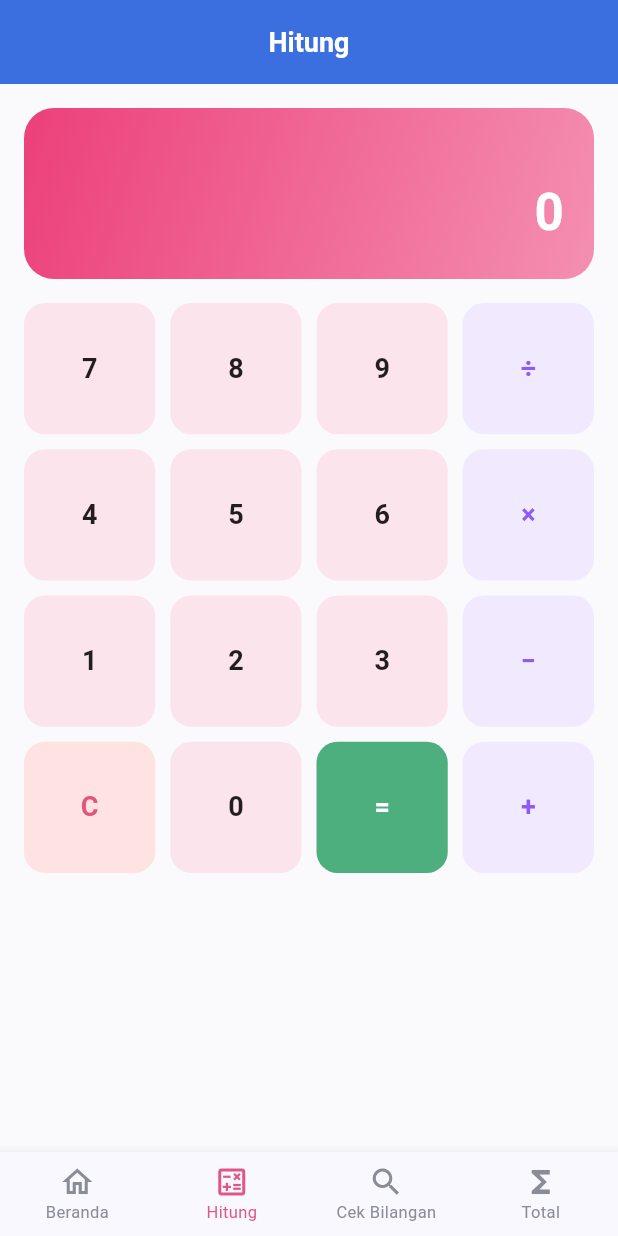
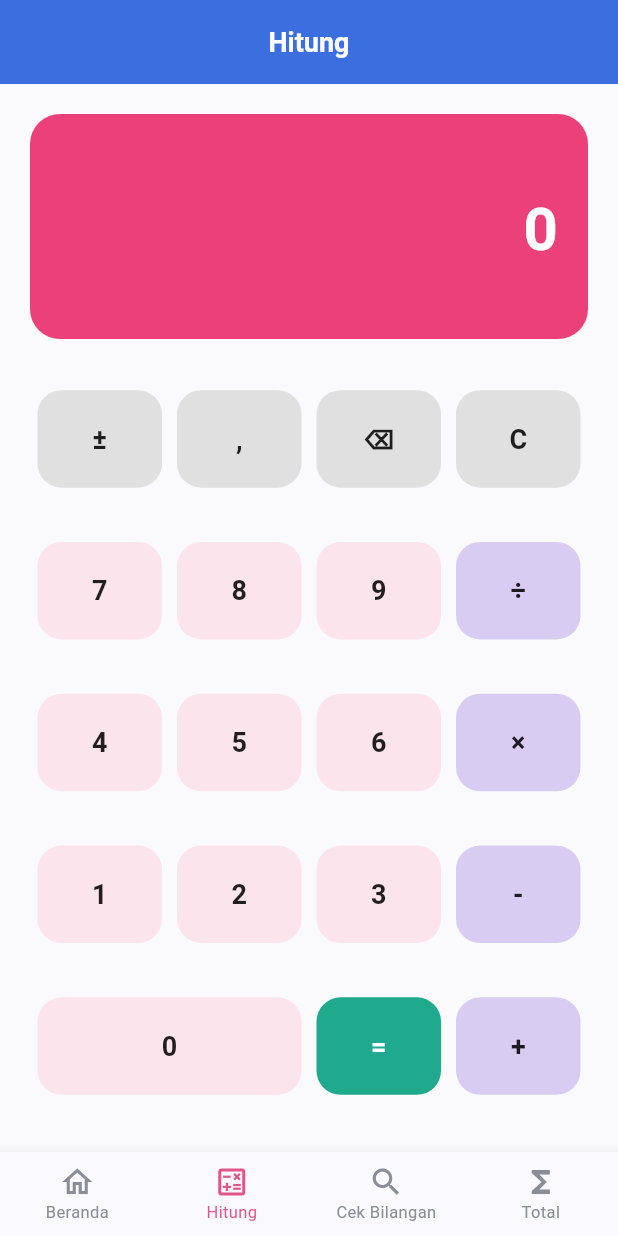
Before and after one commit to karinarinv/TUGAS-MOBILE, a Flutter app: the MainNav screen opened directly, item 2 of the bottom bar chosen, on a phone screen of 412 x 824 dp. Run offline on Flutter 3.47's test engine with Material 3 defaults, Android fonts, the phone set to English and light mode, and no system bars.

Commit message:
kalkulator

```diff
--- a/lib/main.dart
+++ b/lib/main.dart
@@ -32,8 +32,8 @@ class MyApp extends StatelessWidget {
         useMaterial3: true,
         scaffoldBackgroundColor: AppColors.background,
         colorScheme: ColorScheme.fromSeed(
-          seedColor: AppColors.blue,
-          primary: AppColors.blue,
+          seedColor: const Color.fromARGB(255, 194, 212, 249),
+          primary: const Color.fromARGB(255, 165, 194, 255),
           secondary: AppColors.pink,
         ),
         appBarTheme: const AppBarTheme(
--- a/lib/screens/kalkulator_page.dart
+++ b/lib/screens/kalkulator_page.dart
@@ -8,14 +8,84 @@ class KalkulatorPage extends StatefulWidget {
 }
 
 class _KalkulatorPageState extends State<KalkulatorPage> {
-  String _display = '0'; // angka yang sedang diketik / hasil
+  String _display = '0';
   String _expression = ''; // teks kecil di atas, misal "12 + 8"
   double? _angkaPertama;
   String? _operator;
-  bool _mulaiAngkaBaru = false;
+  bool _mulaiAngkaBaru = false; //input operasi angka kedua merupakan angka baru
+  bool _isError = false;
+
+  String _formatRaw(double value) {
+    if (value.isNaN || value.isInfinite) return 'Error';
+    if (value == 0) return '0';
+
+    final bool negatif = value.isNegative;
+    final double absVal = value.abs();
+
+    final String expStr = absVal.toStringAsExponential(15);
+    final int eIndex = expStr.indexOf('e');
+    final String digit = expStr.substring(0, eIndex).replaceAll('.', '');
+    final int exponent = int.parse(expStr.substring(eIndex + 1));
+
+    // posisi titik desimal dihitung dari digit paling kiri
+    final int titikDesimal = 1 + exponent;
+
+    String s;
+    if (titikDesimal <= 0) {
+      s = '0.${'0' * (-titikDesimal)}$digit';
+    } else if (titikDesimal >= digit.length) {
+      s = digit + ('0' * (titikDesimal - digit.length));
+    } else {
+      s = '${digit.substring(0, titikDesimal)}.${digit.substring(titikDesimal)}';
+    }
+
+    if (s.contains('.')) {
+      s = s.replaceAll(RegExp(r'0+$'), '');
+      s = s.replaceAll(RegExp(r'\.$'), '');
+    }
+
+    s = s.replaceAll('.', ','); // koma sebagai pemisah desimal
+    return negatif ? '-$s' : s;
+  }
+
+  /// Menambahkan titik pemisah ribuan khusus untuk TAMPILAN,
+  /// tanpa mengubah _display "mentah" yang dipakai untuk perhitungan.
+  /// Contoh: "1000000000000" -> "1.000.000.000.000"
+  String _formatTampilan(String raw) {
+    if (raw.isEmpty) return '0';
+    if (raw == 'Error') return raw;
+
+    final bool negatif = raw.startsWith('-');
+    final String tanpaTanda = negatif ? raw.substring(1) : raw;
+
+    final List<String> bagian = tanpaTanda.split(',');
+    final String bagianBulat = bagian[0];
+    final String? bagianDesimal = bagian.length > 1 ? bagian[1] : null;
+
+    final String dibalik = bagianBulat.split('').reversed.join();
+    final List<String> potongan = [];
+    for (int i = 0; i < dibalik.length; i += 3) {
+      final int akhir = (i + 3 > dibalik.length) ? dibalik.length : i + 3;
+      potongan.add(dibalik.substring(i, akhir));
+    }
+    final String hasilBulat = potongan.join('.').split('').reversed.join();
+
+    String hasilAkhir = hasilBulat.isEmpty ? '0' : hasilBulat;
+    if (bagianDesimal != null) {
+      hasilAkhir += ',$bagianDesimal';
+    }
+    if (negatif) hasilAkhir = '-$hasilAkhir';
+
+    return hasilAkhir;
+  }
+
+  // ==========================================================
+  // AKSI TOMBOL
+  // ==========================================================
 
   void _tekanAngka(String angka) {
     setState(() {
+      _isError = false;
       if (_display == '0' || _mulaiAngkaBaru) {
         _display = angka;
         _mulaiAngkaBaru = false;
@@ -25,26 +95,90 @@ class _KalkulatorPageState extends State<KalkulatorPage> {
     });
   }
 
+  void _tekanKoma() {
+    setState(() {
+      _isError = false;
+      if (_mulaiAngkaBaru) {
+        _display = '0,';
+        _mulaiAngkaBaru = false;
+      } else if (_display.isEmpty || _display == '-') {
+        _display += '0,';
+      } else if (!_display.contains(',')) {
+        _display += ',';
+      }
+    });
+  }
+
+  void _tekanPlusMinus() {
+    setState(() {
+      _isError = false;
+      if (_display == '0' || _mulaiAngkaBaru) {
+        _display = '-';
+        _mulaiAngkaBaru = false;
+      } else if (_display.startsWith('-')) {
+        _display = _display.substring(1);
+      } else {
+        _display = '-$_display';
+      }
+    });
+  }
+
+  void _hapusSatuDigit() {
+    if (_mulaiAngkaBaru) return; // tidak ada yang bisa dihapus di kondisi ini
+    setState(() {
+      _isError = false;
+      if (_display.length <= 1 || _display == '-') {
+        _display = '0';
+      } else {
+        _display = _display.substring(0, _display.length - 1);
+      }
+    });
+  }
+
   void _tekanOperator(String operator) {
+    // Validasi: pastikan angka yang sedang tampil benar-benar bisa
+    // diubah jadi angka sebelum operator disimpan.
+    final double? angka = double.tryParse(_display.replaceAll(',', '.'));
+    if (angka == null) {
+      _tampilkanError('Masukkan angka yang benar');
+      return;
+    }
+
     setState(() {
-      _angkaPertama = double.parse(_display);
+      _isError = false;
+      _angkaPertama = angka;
       _operator = operator;
-      _expression = '$_display $operator';
+      _expression = '${_formatTampilan(_display)} $operator';
       _mulaiAngkaBaru = true;
+    });
+  }
+
+  void _tampilkanError(String pesan) {
+    setState(() {
+      _isError = true;
+      _display = pesan;
+      _expression = '';
+      _angkaPertama = null;
+      _operator = null;
+      _mulaiAngkaBaru = false;
     });
   }
 
   void _tekanSama() {
     if (_angkaPertama == null || _operator == null) return;
 
-    final angkaKedua = double.parse(_display);
+    final double? angkaKedua = double.tryParse(_display.replaceAll(',', '.'));
+    if (angkaKedua == null) {
+      _tampilkanError('Masukkan angka yang benar');
+      return;
+    }
+
     double hasil;
-
     switch (_operator) {
       case '+':
         hasil = _angkaPertama! + angkaKedua;
         break;
-      case '−':
+      case '-':
         hasil = _angkaPertama! - angkaKedua;
         break;
       case '×':
@@ -52,10 +186,7 @@ class _KalkulatorPageState extends State<KalkulatorPage> {
         break;
       case '÷':
         if (angkaKedua == 0) {
-          setState(() {
-            _display = 'Error';
-            _expression = 'Tidak bisa dibagi 0';
-          });
+          _tampilkanError('Tidak bisa dibagi 0');
           return;
         }
         hasil = _angkaPertama! / angkaKedua;
@@ -65,11 +196,9 @@ class _KalkulatorPageState extends State<KalkulatorPage> {
     }
 
     setState(() {
-      _expression = '$_expression $_display =';
-      // buang .0 kalau hasilnya bilangan bulat
-      _display = hasil == hasil.roundToDouble()
-          ? hasil.toInt().toString()
-          : hasil.toString();
+      _isError = false;
+      _expression = '$_expression ${_formatTampilan(_display)} =';
+      _display = _formatRaw(hasil); // simpan mentah, siap dipakai hitung lanjut
       _angkaPertama = null;
       _operator = null;
       _mulaiAngkaBaru = true;
@@ -78,6 +207,7 @@ class _KalkulatorPageState extends State<KalkulatorPage> {
 
   void _tekanClear() {
     setState(() {
+      _isError = false;
       _display = '0';
       _expression = '';
       _angkaPertama = null;
@@ -86,121 +216,154 @@ class _KalkulatorPageState extends State<KalkulatorPage> {
     });
   }
 
+  // ==========================================================
+  // UI
+  // ==========================================================
+
+  Widget _tombolKalkulator(
+    String teks, {
+    bool isOperator = false,
+    bool isHasil = false,
+    bool isFungsi = false,
+    int flex = 1,
+  }) {
+    return Expanded(
+      flex: flex,
+      child: Padding(
+        padding: const EdgeInsets.all(5),
+        child: ElevatedButton(
+          onPressed: () {
+            if (teks == 'C') {
+              _tekanClear();
+            } else if (teks == '=') {
+              _tekanSama();
+            } else if (teks == '⌫') {
+              _hapusSatuDigit();
+            } else if (teks == '±') {
+              _tekanPlusMinus();
+            } else if (teks == ',') {
+              _tekanKoma();
+            } else if (isOperator) {
+              _tekanOperator(teks);
+            } else {
+              _tekanAngka(teks);
+            }
+          },
+          style: ElevatedButton.styleFrom(
+            minimumSize: const Size(70, 65),
+            elevation: 0,
+            backgroundColor: isHasil
+                ? const Color(0xFF1FA98D)
+                : isOperator
+                    ? const Color(0xFFD8CCF3)
+                    : isFungsi
+                        ? const Color(0xFFE0E0E0)
+                        : const Color(0xFFFCE4EC),
+            foregroundColor: isHasil ? Colors.white : Colors.black87,
+            shape: RoundedRectangleBorder(
+              borderRadius: BorderRadius.circular(16),
+            ),
+          ),
+          child: Text(
+            teks,
+            style: const TextStyle(
+              fontSize: 18,
+              fontWeight: FontWeight.bold,
+            ),
+          ),
+        ),
+      ),
+    );
+  }
+
+  Widget _barisTombol(List<Widget> tombol) {
+    return Expanded(child: Row(children: tombol));
+  }
+
   @override
   Widget build(BuildContext context) {
     return Padding(
-      padding: const EdgeInsets.all(16),
+      padding: const EdgeInsets.all(20),
       child: Column(
         children: [
-          // Layar tampilan
+          // DISPLAY HASIL
           Container(
             width: double.infinity,
+            height: 150,
             padding: const EdgeInsets.all(20),
             decoration: BoxDecoration(
-              gradient: LinearGradient(
-                colors: [Colors.pink[400]!, Colors.pink[200]!],
-                begin: Alignment.topLeft,
-                end: Alignment.bottomRight,
-              ),
+              color: _isError ? Colors.red.shade400 : Colors.pink.shade400,
               borderRadius: BorderRadius.circular(20),
             ),
+            alignment: Alignment.centerRight,
             child: Column(
+              mainAxisAlignment: MainAxisAlignment.center,
               crossAxisAlignment: CrossAxisAlignment.end,
               children: [
-                Text(
-                  _expression,
-                  style: const TextStyle(color: Colors.white70, fontSize: 14),
-                ),
+                if (_expression.isNotEmpty)
+                  Text(
+                    _expression,
+                    style: const TextStyle(
+                      color: Colors.white70,
+                      fontSize: 16,
+                    ),
+                  ),
                 const SizedBox(height: 4),
-                Text(
-                  _display,
-                  style: const TextStyle(
-                    color: Colors.white,
-                    fontSize: 34,
-                    fontWeight: FontWeight.bold,
+                FittedBox(
+                  fit: BoxFit.scaleDown,
+                  alignment: Alignment.centerRight,
+                  child: Text(
+                    _isError ? _display : _formatTampilan(_display),
+                    style: TextStyle(
+                      fontSize: _isError ? 22 : 40,
+                      fontWeight: FontWeight.bold,
+                      color: Colors.white,
+                    ),
                   ),
                 ),
               ],
             ),
           ),
           const SizedBox(height: 16),
-          // Keypad 4x4
-          Expanded(child: _buildKeypad()),
+
+          // TOMBOL KALKULATOR
+          Expanded(
+            child: Column(
+              children: [
+                _barisTombol([
+                  _tombolKalkulator('±', isFungsi: true),
+                  _tombolKalkulator(',', isFungsi: true),
+                  _tombolKalkulator('⌫', isFungsi: true),
+                  _tombolKalkulator('C', isFungsi: true),
+                ]),
+                _barisTombol([
+                  _tombolKalkulator('7'),
+                  _tombolKalkulator('8'),
+                  _tombolKalkulator('9'),
+                  _tombolKalkulator('÷', isOperator: true),
+                ]),
+                _barisTombol([
+                  _tombolKalkulator('4'),
+                  _tombolKalkulator('5'),
+                  _tombolKalkulator('6'),
+                  _tombolKalkulator('×', isOperator: true),
+                ]),
+                _barisTombol([
+                  _tombolKalkulator('1'),
+                  _tombolKalkulator('2'),
+                  _tombolKalkulator('3'),
+                  _tombolKalkulator('-', isOperator: true),
+                ]),
+                _barisTombol([
+                  _tombolKalkulator('0', flex: 2),
+                  _tombolKalkulator('=', isHasil: true),
+                  _tombolKalkulator('+', isOperator: true),
+                ]),
+              ],
+            ),
+          ),
         ],
       ),
     );
   }
-
-  Widget _buildKeypad() {
-    final tombol = [
-      ['7', '8', '9', '÷'],
-      ['4', '5', '6', '×'],
-      ['1', '2', '3', '−'],
-      ['C', '0', '=', '+'],
-    ];
-
-    return GridView.builder(
-      gridDelegate: const SliverGridDelegateWithFixedCrossAxisCount(
-        crossAxisCount: 4,
-        mainAxisSpacing: 10,
-        crossAxisSpacing: 10,
-      ),
-      itemCount: 16,
-      itemBuilder: (context, index) {
-        final baris = index ~/ 4;
-        final kolom = index % 4;
-        final label = tombol[baris][kolom];
-        return _buildTombol(label);
-      },
-    );
-  }
-
-  Widget _buildTombol(String label) {
-    final isOperator = ['+', '−', '×', '÷'].contains(label);
-    final isEqual = label == '=';
-    final isClear = label == 'C';
-
-    Color bgColor = Colors.pink[50]!;
-    Color textColor = Colors.black87;
-
-    if (isOperator) {
-      bgColor = const Color(0xFFF1EAFF);
-      textColor = const Color(0xFF8B5CF6);
-    } else if (isEqual) {
-      bgColor = const Color(0xFF4CAF7D);
-      textColor = Colors.white;
-    } else if (isClear) {
-      bgColor = const Color(0xFFFFE3E3);
-      textColor = const Color(0xFFE0567A);
-    }
-
-    return Material(
-      color: bgColor,
-      borderRadius: BorderRadius.circular(14),
-      child: InkWell(
-        borderRadius: BorderRadius.circular(14),
-        onTap: () {
-          if (isClear) {
-            _tekanClear();
-          } else if (isEqual) {
-            _tekanSama();
-          } else if (isOperator) {
-            _tekanOperator(label);
-          } else {
-            _tekanAngka(label);
-          }
-        },
-        child: Center(
-          child: Text(
-            label,
-            style: TextStyle(
-              fontSize: 18,
-              fontWeight: FontWeight.w600,
-              color: textColor,
-            ),
-          ),
-        ),
-      ),
-    );
-  }
 }
```
Also changed, not shown: lib/screens/tempCodeRunnerFile.dart (deleted, +0 -93 lines).
